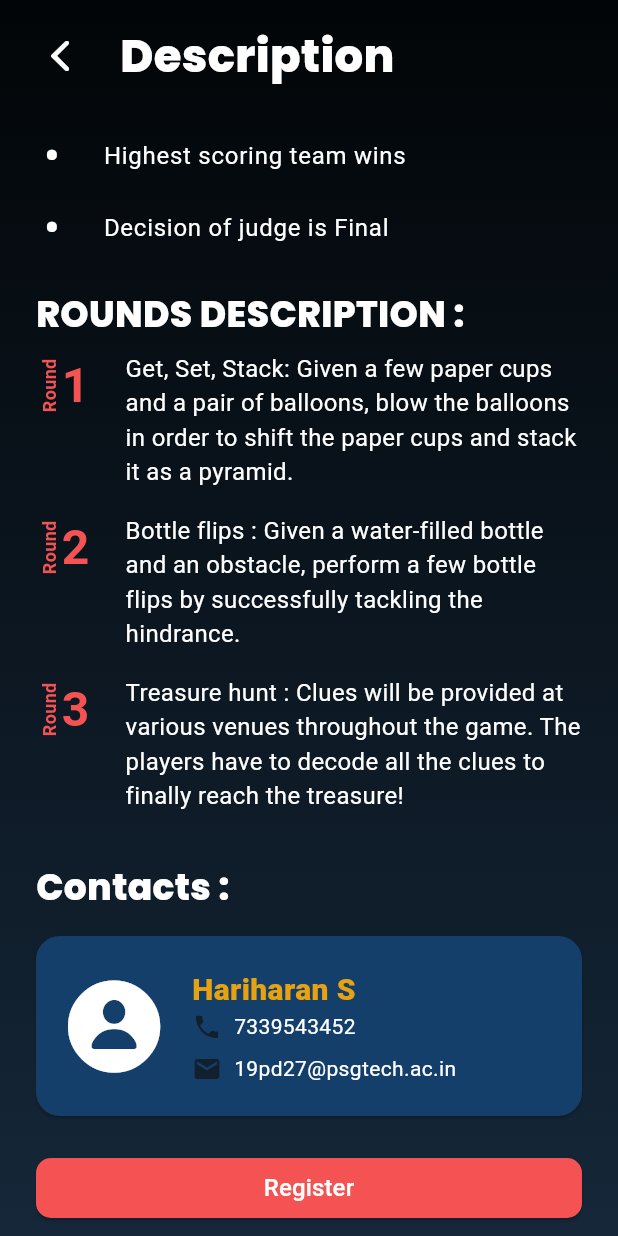
After one commit to LoginPSGTech/Login-App-2023, a Flutter app: the EventDetailsPage screen opened directly, scrolled down 461 dp, after a tap on "Register", on a phone screen of 412 x 824 dp. The commit adds this screen. Run offline on Flutter 3.47's test engine with Material 2 defaults, Android fonts, the phone set to English and light mode, and no system bars; our stand-ins replace curved_labeled_navigation_bar.

Commit message:
Completed Events and Event Description static page

```diff
--- /dev/null
+++ b/lib/pages/event_details_page.dart
@@ -0,0 +1,296 @@
+import 'package:flutter/material.dart';
+import 'package:login/widgets/gradient_background_widget.dart';
+import 'package:login/widgets/title_bar_widget.dart';
+import 'package:login/widgets/back_icon_widget.dart';
+import 'package:login/widgets/contacts_card_widget.dart';
+
+class EventDetailsPage extends StatefulWidget {
+  const EventDetailsPage({super.key});
+
+  @override
+  State<EventDetailsPage> createState() => _EventDetailsPageState();
+}
+
+class _EventDetailsPageState extends State<EventDetailsPage> {
+  static String eventName = "Hack-In";
+  static String eventLogo = "assets/images/hackin_logo.png";
+  static String eventTagline =
+      'Join us in the DATATHON of LOGIN 2023 to unleash the TALE that lies underneath the data!';
+  static String eventDescription =
+      'Data! A weave of a million stories! Every detail tells a saga. So roll up your sleeves to come up with a perfect blend of modeling, visualization and prediction to uncover the TALE underneath! Join us in the DATATHON of LOGIN 2023.';
+  static List<String> rules = ['A team shall consist of a maximum of 2 members.','Highest scoring team wins','Decision of judge is Final'];
+  static List<Round> rounds = [
+          Round(
+            roundNumber:"1",
+            roundName: "Round",
+            roundDescription: "Get, Set, Stack: Given a few paper cups and a pair of balloons, blow the balloons in order to shift the paper cups and stack it as a pyramid."
+          ),
+          Round(
+            roundNumber:"2",
+            roundName: "Round",
+            roundDescription: "Bottle flips : Given a water-filled bottle and an obstacle, perform a few bottle flips by successfully tackling the hindrance."
+          ),
+          Round(
+            roundNumber:"3",
+            roundName: "Round",
+            roundDescription: "Treasure hunt : Clues will be provided at various venues throughout the game. The players have to decode all the clues to finally reach the treasure!"
+          )];
+  @override
+  Widget build(BuildContext context) {
+
+    Widget sectionHeading(String title){
+      return Container(
+        margin: const EdgeInsets.fromLTRB(24, 16, 24, 0),
+        child: Column(
+          children: [
+            Row(
+              children: [
+                Flexible(
+                  child: Text(
+                    '$title : ',
+                    style: const TextStyle(
+                      fontFamily: 'Poppins',
+                      fontSize: 24,
+                      fontWeight: FontWeight.w800,
+                      color: Colors.white,
+                    ),
+                  ),
+                ),
+              ],
+            ),
+
+          ],
+        ),
+      );
+    }
+
+    Widget buildRules(){
+      return ListView.builder(
+        itemCount: rules.length,
+        shrinkWrap: true,
+        itemBuilder: (context, index){
+          return ListTile(
+            dense: true,
+            contentPadding: const EdgeInsets.symmetric(horizontal: 5, vertical: 0), // Adjust the vertical padding as needed
+            leading: const Text(
+                      '\u2022',
+                      style: TextStyle(fontSize: 30, color: Colors.white),
+                    ), // Bullet point icon
+            title: Text(
+              rules[index],
+              style: const TextStyle(fontSize: 16, color: Colors.white)
+            ), // Text content
+          );
+        },
+      );
+    }
+
+    Widget buildRounds() {
+      return ListView.builder(
+        itemCount: rounds.length,
+        shrinkWrap: true,
+        itemBuilder: (context, index) {
+          return Container(
+            margin: const EdgeInsets.fromLTRB(0, 0, 0, 16),
+            child: Row(
+              crossAxisAlignment: CrossAxisAlignment.start,
+              children: [
+                Row(
+                  children: [
+                    RotatedBox(
+                      quarterTurns: 3,
+                      child: Column(
+                        children: [
+                          Text(
+                            rounds[index].roundName,
+                            style: const TextStyle(
+                              color: Color(0xFFF55353),
+                              fontSize: 12,
+                              fontWeight: FontWeight.bold,
+                            ),
+                          ),
+                        ],
+                      ),
+                    ),
+                    Text(
+                      rounds[index].roundNumber,
+                      style: const TextStyle(
+                        color: Color(0xFFF55353),
+                        fontSize: 32,
+                        fontWeight: FontWeight.bold,
+                      ),
+                    ),
+                  ],
+                ),
+                // Description of Round
+                Expanded(
+                  child: Container(
+                    margin: const EdgeInsets.fromLTRB(24, 0, 24, 0),
+                    child: Text(
+                      rounds[index].roundDescription,
+                      style: const TextStyle(
+                        color: Colors.white,
+                        fontSize: 16,
+                      ),
+                    ),
+                  ),
+                ),
+              ],
+            ),
+          );
+        },
+      );
+    }
+
+    return GradientBackgroundWidget(
+      child: SafeArea(
+        child: Scaffold(
+          backgroundColor: Colors.transparent,
+          body: Column(
+              children: [
+                const Row(
+                  children: [
+                    Column(
+                      children: [
+                        BackIconWidget()
+                      ]
+                    ),
+                    Column(
+                      children:[
+                        TitleBarWidget(title: "Description")
+                        ]
+                    )
+                  ]
+                ),
+                Expanded(
+                  child: SingleChildScrollView(
+                    child: Column(
+                      crossAxisAlignment: CrossAxisAlignment.start,
+                      children: [
+                        Container(
+                            margin: const EdgeInsets.fromLTRB(0, 16, 0, 0),
+                            child: Row(
+                              mainAxisAlignment: MainAxisAlignment.center,
+                              children: [
+                                SizedBox(
+                                  height: 100,
+                                  width: 100,
+                                  child: ClipRRect(
+                                    borderRadius: BorderRadius.circular(15),
+                                    child: Image.asset(eventLogo),
+                                  )
+                                )
+                              ],
+                            ),
+                          ),
+                          Container(
+                            margin: const EdgeInsets.fromLTRB(0, 16, 0, 0),
+                            child: Row(
+                              mainAxisAlignment: MainAxisAlignment.center,
+                              children: [
+                                Text(
+                                  eventName,
+                                  style: const TextStyle(
+                                    fontSize: 30,
+                                    fontWeight: FontWeight.w800,
+                                    fontFamily: 'Poppins',
+                                    color: Color(0xFFFEB139),
+                                  ),
+                                )
+                              ],
+                            ),
+                          ),
+                          Container(
+                            margin: const EdgeInsets.fromLTRB(24, 16, 24, 0),
+                            child: Row(
+                              mainAxisAlignment: MainAxisAlignment.center,
+                              children: [
+                                Flexible(
+                                  child: Text(eventTagline,
+                                    textAlign: TextAlign.center,
+                                    style: const TextStyle(
+                                      fontFamily: 'Poppins',
+                                      fontWeight: FontWeight.w800,
+                                      fontSize: 16,
+                                      color: Color(0xFFF55353),
+                                    )),
+                                ),
+                              ],
+                            ),
+                          ),
+                          Container(
+                            margin: const EdgeInsets.fromLTRB(24, 16, 24, 0),
+                            child: Row(
+                              mainAxisAlignment: MainAxisAlignment.center,
+                              children: [
+                                Flexible(
+                                  child: Text(
+                                    eventDescription,
+                                    textAlign: TextAlign.center,
+                                    style: const TextStyle(
+                                      fontFamily: 'Poppins',
+                                      fontWeight: FontWeight.w200,
+                                      color: Colors.white,
+                                      fontSize: 12,
+                                    ),
+                                  ),
+                                ),
+                              ],
+                            ),
+                          ),
+                          sectionHeading("RULES"),
+                          Container(
+                            margin: const EdgeInsets.fromLTRB(24,8,0,0),
+                            child: buildRules(),
+                          ),
+                          sectionHeading("ROUNDS DESCRIPTION"),
+                          Container(
+                            margin: const EdgeInsets.fromLTRB(24,8,0,0),
+                            child: buildRounds(),
+                          ),
+                          sectionHeading("Contacts"),
+                          const ContactCardWidget(contactName: "Hariharan S", contactPhone: "7339543452", contactEmail: "19pd27@psgtech.ac.in")
+                      ],
+                    )
+                  ),
+                ),
+                Container(
+                  margin: const EdgeInsets.fromLTRB(24, 8, 24, 8),
+                  child: ElevatedButton(
+                    onPressed: () {
+                      // Add your button press logic here
+                    },
+                    style: ElevatedButton.styleFrom(
+                      foregroundColor: Colors.white, backgroundColor: const Color(0xFFF55353),   // Text color
+                      shape: RoundedRectangleBorder(
+                        borderRadius: BorderRadius.circular(10), // Rounded corners
+                      ),
+                    ),
+                    child: const SizedBox(
+                      width: double.infinity, // Occupies entire width
+                      child: Text(
+                        'Register',
+                        textAlign: TextAlign.center,
+                        style: TextStyle(
+                          fontSize: 16,       // Text font size
+                        ),
+                      ),
+                    ),
+                  )
+                )
+              ],
+            ),
+        ),
+      ),
+    );
+  }
+}
+
+class Round {
+  final String roundNumber;
+  final String roundName;
+  final String roundDescription;
+
+  Round({required this.roundNumber, required this.roundName, required this.roundDescription});
+
+}
--- a/lib/pages/events_page.dart
+++ b/lib/pages/events_page.dart
@@ -1,6 +1,7 @@
 import 'package:flutter/material.dart';
 import 'package:login/widgets/event_card_widget.dart';
 import 'package:login/widgets/title_bar_widget.dart';
+import 'package:login/pages/event_details_page.dart';
 
 class EventsPage extends StatefulWidget {
   const EventsPage({super.key});
@@ -10,25 +11,42 @@ class EventsPage extends StatefulWidget {
 }
 
 class _EventsPageState extends State<EventsPage> {
+
+  Widget buildEvents(){
+    return ListView.builder(
+        itemCount: 10,
+        itemBuilder: (context, index){
+          return GestureDetector(
+            onTap : () async {
+              await Navigator.of(context).push(MaterialPageRoute(
+                  builder: (context) => const EventDetailsPage(),
+              ));
+            },
+            child: const EventCardWidget(
+              eventLogoUrl: "assets/images/hackin_logo.png",
+              eventName: "Hack-in",
+              eventTagline: "Unravel the Digital Enigma: Hack, Crack & Conquer in the Ultimate Cyber Challenge"),
+          );
+        },
+    );
+  }
+
   @override
   Widget build(BuildContext context) {
     return SafeArea(
-      child: Container(
-        child: const Column(
+      child: Column(
         children: [
-            Row(
+          const Row(
             children: [
               TitleBarWidget(title: "Events")
             ]
           ),
-            Row(
-              children: [
-                EventCardWidget(eventLogoUrl: "assets/images/hackin_logo.png", eventName: "Hack-in", eventTagline: "Unravel the Digital Enigma: Hack, Crack & Conquer in the Ultimate Cyber Challenge")
-              ]
+          Expanded( // Wrap the ListView.builder with Expanded
+            child: buildEvents(),
           ),
         ],
       ),
-      ),
     );
   }
+
 }
--- /dev/null
+++ b/lib/widgets/back_icon_widget.dart
@@ -0,0 +1,23 @@
+import 'package:flutter/cupertino.dart';
+import 'package:flutter/material.dart';
+
+class BackIconWidget extends StatelessWidget {
+  const BackIconWidget({super.key});
+
+  @override
+  Widget build(BuildContext context) {
+    return GestureDetector(
+        onTap: () {
+          Navigator.of(context).pop();
+        },
+        child: Container(
+          margin: const EdgeInsets.fromLTRB(24, 16, 0, 16),
+          child: const Icon(
+            CupertinoIcons.back,
+            size: 32,
+            color: Colors.white,
+          ),
+        ),
+      );
+  }
+}
--- /dev/null
+++ b/lib/widgets/contacts_card_widget.dart
@@ -0,0 +1,95 @@
+import 'package:flutter/cupertino.dart';
+import 'package:flutter/material.dart';
+
+class ContactCardWidget extends StatelessWidget {
+  final String contactName;
+  final String contactPhone;
+  final String contactEmail;
+
+  const ContactCardWidget({
+    super.key,
+    required this.contactName,
+    required this.contactPhone,
+    required this.contactEmail
+  });
+
+  @override
+  Widget build(BuildContext context) {
+    double screenWidth = MediaQuery.of(context).size.width;
+    return Card(
+        color: const Color(0xFF143F6B),
+        margin: const EdgeInsets.fromLTRB(24, 16, 24, 16),
+        shape: RoundedRectangleBorder(borderRadius: BorderRadius.circular(16)),
+        child: Container(
+          constraints: const BoxConstraints(minHeight: 120),
+          width: screenWidth-48,
+          padding: const EdgeInsets.all(16),
+          child: Row(
+            children: [
+              const Column(
+                children: [
+                  Icon(
+                  CupertinoIcons.person_circle_fill,
+                  size: 72,
+                  color: Colors.white,
+                )
+                ],
+              ),
+              Expanded(
+                child: Container(
+                  margin: const EdgeInsets.fromLTRB(16, 0, 0, 0),
+                  child: Column(
+                    children: [
+                      Row(
+                        children: [
+                          Text(
+                            contactName,
+                            style: const TextStyle(
+                              fontWeight: FontWeight.w900,
+                              fontSize: 20,
+                              color: Color.fromRGBO(230, 162, 16, 1),
+                            ),
+                          ),
+                        ],
+                      ),
+                      Row(
+                        children: [
+                          const Icon(
+                            Icons.phone,
+                            size: 20,
+                            color: Color.fromRGBO(18, 31, 44, 61),
+                          ),
+                          const SizedBox(width: 8),
+                          Text(
+                            contactPhone,
+                            style: const TextStyle(fontSize: 14, color: Colors.white),
+                          ),
+                        ],
+                      ),
+                      const SizedBox(
+                        height: 8,
+                      ),
+                      Row(
+                        children: [
+                          const Icon(
+                            Icons.email,
+                            size: 20,
+                            color: Color.fromRGBO(18, 31, 44, 61),
+                          ),
+                          const SizedBox(width: 8),
+                          Text(
+                            contactEmail,
+                            style: const TextStyle(fontSize: 14, color: Colors.white),
+                          ),
+                        ],
+                      ),
+                    ],
+                  ),
+                ),
+              ),
+            ],
+          ),
+        ),
+    );
+  }
+}
--- a/lib/widgets/event_card_widget.dart
+++ b/lib/widgets/event_card_widget.dart
@@ -19,7 +19,7 @@ class EventCardWidget extends StatelessWidget {
     double screenWidth = MediaQuery.of(context).size.width;
     return Card(
         color: const Color(0xFF143F6B),
-        margin: const EdgeInsets.fromLTRB(24, 16, 24, 0),
+        margin: const EdgeInsets.fromLTRB(24, 16, 24, 16),
         shape: RoundedRectangleBorder(borderRadius: BorderRadius.circular(16)),
         child: Container(
           constraints: const BoxConstraints(minHeight: 120),
@@ -30,8 +30,8 @@ class EventCardWidget extends StatelessWidget {
               Column(
                 children: [
                   SizedBox(
-                    height: 100,
-                    width: 100,
+                    height: 75,
+                    width: 75,
                     child: ClipRRect(
                       borderRadius: BorderRadius.circular(15),
                       child: Image.asset(eventLogoUrl),
@@ -62,6 +62,8 @@ class EventCardWidget extends StatelessWidget {
                           Flexible(
                             child: Text(
                               eventTagline,
+                              overflow: TextOverflow.ellipsis,
+                              maxLines: 2,
                               style: const TextStyle(
                                 fontFamily: 'Poppins',
                                 fontSize: 12,
@@ -71,6 +73,9 @@ class EventCardWidget extends StatelessWidget {
                             ),
                           ),
                         ],
+                      ),
+                      const SizedBox(
+                        height: 8,
                       ),
                       const Row(
                         children: [
--- /dev/null
+++ b/lib/widgets/gradient_background_widget.dart
@@ -0,0 +1,24 @@
+import 'package:flutter/cupertino.dart';
+
+class GradientBackgroundWidget extends StatelessWidget {
+
+  final Widget child;
+  const GradientBackgroundWidget({super.key, required this.child});
+
+  @override
+  Widget build(BuildContext context) {
+    return Container(
+      decoration: const BoxDecoration(
+        gradient: LinearGradient(
+          colors: [
+            Color(0xff020507),
+            Color(0xff152739)
+          ],
+          begin: Alignment(-1.0, -1),
+          end: Alignment(-1.0, 1),
+        ),
+      ),
+      child: child,
+    );
+  }
+}
--- a/lib/widgets/title_bar_widget.dart
+++ b/lib/widgets/title_bar_widget.dart
@@ -12,14 +12,14 @@ class TitleBarWidget extends StatelessWidget {
   Widget build(BuildContext context) {
     return Container(
         color: Colors.transparent,
-        margin: const EdgeInsets.fromLTRB(24, 16, 24, 0),
+        margin: const EdgeInsets.fromLTRB(24, 16, 24, 16),
         child: Row(
           children: [
             Text(
               title,
               style: const TextStyle(
                   fontFamily: 'Poppins',
-                  fontSize: 40,
+                  fontSize: 30,
                   fontWeight: FontWeight.w600,
                   color: Colors.white)),
         ]));
```
Lines whose indentation alone changed are shown as unchanged.
